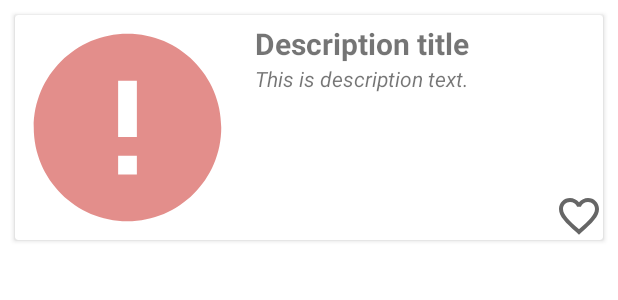
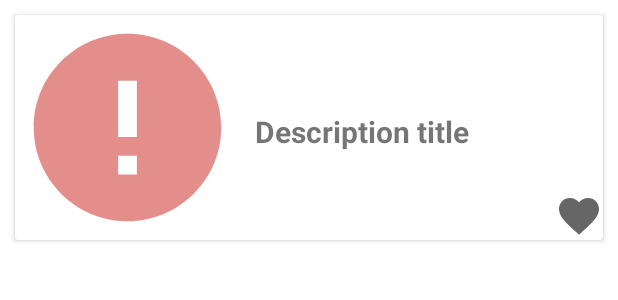
Before and after one commit to SomeSimpleThings/Nasa_Material, an Android app: the layout favourite_list_item.xml on its own in the app's theme, with its tools: preview values and no code run, on a phone screen of 412 x 824 dp. Shown: the top 300 px of the screen. Run offline under Robolectric (Android 15) with nearby library versions, the phone set to English and light mode, and no system bars.

Commit message:
home_6 recyclerview

```diff
--- a/app/src/main/java/com/somethingsimple/nasapod/data/PictureOfDay.kt
+++ b/app/src/main/java/com/somethingsimple/nasapod/data/PictureOfDay.kt
@@ -28,5 +28,6 @@ data class PictureOfDay(
     val title: String,
     @ColumnInfo
     @SerializedName("url")
-    val url: String?
+    val url: String?,
+    var liked: Boolean = false
 )
--- a/app/src/main/java/com/somethingsimple/nasapod/data/local/PodDao.kt
+++ b/app/src/main/java/com/somethingsimple/nasapod/data/local/PodDao.kt
@@ -11,6 +11,9 @@ interface PodDao {
     @Query("SELECT * FROM PictureOfDay")
     fun getAll(): List<PictureOfDay>
 
+    @Query("SELECT * FROM PictureOfDay WHERE url = :url")
+    fun getByUrl(url: String): PictureOfDay?
+
     @Insert
     fun insertAll(vararg pictureOfDay: PictureOfDay)
 
--- a/app/src/main/java/com/somethingsimple/nasapod/ui/favourite/FavouriteAdapter.kt
+++ b/app/src/main/java/com/somethingsimple/nasapod/ui/favourite/FavouriteAdapter.kt
@@ -44,7 +44,6 @@ class FavouriteAdapter : RecyclerView.Adapter<FavouriteAdapter.FavouriteItemView
                 placeholder(R.drawable.ic_baseline_image_not_supported_24)
             }
             binding.descriptionHeader.text = item.title
-            binding.bottomSheetDescription.text = item.explanation
         }
 
     }
--- a/app/src/main/res/layout/favourite_list_item.xml
+++ b/app/src/main/res/layout/favourite_list_item.xml
@@ -21,23 +21,17 @@
         <TextView
             android:id="@+id/description_header"
             style="@style/PodTextView.Title"
+            app:layout_constraintBottom_toBottomOf="parent"
             app:layout_constraintStart_toEndOf="@+id/image_view"
             app:layout_constraintTop_toTopOf="parent"
             tools:text="Description title" />
 
         <ImageView
             android:id="@+id/fav_icon"
-            style="@style/PodClickableIcons.Favourite"
+            style="@style/PodClickableIcons.Favourite.Liked"
             android:contentDescription="TODO"
             app:layout_constraintBottom_toBottomOf="parent"
             app:layout_constraintEnd_toEndOf="parent" />
-
-        <TextView
-            android:id="@+id/bottom_sheet_description"
-            style="@style/PodTextView.ItalicText"
-            app:layout_constraintStart_toEndOf="@+id/image_view"
-            app:layout_constraintTop_toBottomOf="@+id/description_header"
-            tools:text="This is description text." />
 
     </androidx.constraintlayout.widget.ConstraintLayout>
 
--- a/app/src/main/res/values/styles.xml
+++ b/app/src/main/res/values/styles.xml
@@ -102,6 +102,11 @@
         <item name="android:contentDescription">@string/tap_to_like</item>
     </style>
 
+    <style name="PodClickableIcons.Favourite.Liked" parent="PodClickableIcons">
+        <item name="android:src">@drawable/fav_click_dislike</item>
+        <item name="android:contentDescription">@string/tap_to_like</item>
+    </style>
+
     <style name="PodClickableIcons.Wiki" parent="PodClickableIcons">
         <item name="android:src">@drawable/ic_wikipedia</item>
         <item name="android:contentDescription">@string/tap_to_search_in_wiki</item>
```
Also changed, not shown: app/src/main/java/com/somethingsimple/nasapod/data/PodRepo.kt (+9 -1 lines), app/src/main/java/com/somethingsimple/nasapod/ui/pod/PodFragment.kt (+13 -14 lines), app/src/main/java/com/somethingsimple/nasapod/ui/pod/PodViewModel.kt (+4 -6 lines).
